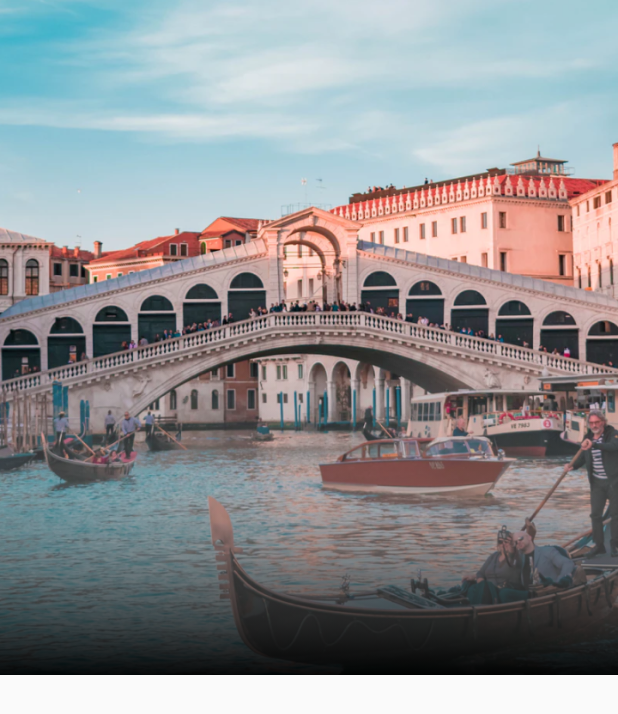
After one commit to chaedirdwiantara/airplaneFlutter, a Flutter app: the MainPage screen opened by its route, after a tap on "3.0", on a phone screen of 412 x 824 dp. The commit adds this screen. Shown: the top 714 px of the screen. Run offline on Flutter 3.47's test engine with Material 2 defaults, Android fonts, the phone set to English and light mode, and no system bars; our stand-ins replace google_fonts.

Commit message:
slicing detail page image section

```diff
--- /dev/null
+++ b/lib/ui/pages/detail_page.dart
@@ -0,0 +1,49 @@
+import 'package:airplane/shared/theme.dart';
+import 'package:flutter/material.dart';
+
+class DetailPage extends StatelessWidget {
+  const DetailPage({Key? key}) : super(key: key);
+
+  @override
+  Widget build(BuildContext context) {
+    Widget backgroundImage() {
+      return Container(
+        width: double.infinity,
+        height: 450,
+        decoration: const BoxDecoration(
+          image: DecorationImage(
+            fit: BoxFit.cover,
+            image: AssetImage('assets/image_destination1.png'),
+          ),
+        ),
+      );
+    }
+
+    Widget customShadow() {
+      return Container(
+        width: double.infinity,
+        height: 214,
+        margin: const EdgeInsets.only(top: 236),
+        decoration: BoxDecoration(
+          gradient: LinearGradient(
+              begin: Alignment.topCenter,
+              end: Alignment.bottomCenter,
+              colors: [
+                kWhiteColor.withOpacity(0),
+                Colors.black.withOpacity(0.95),
+              ]),
+        ),
+      );
+    }
+
+    return Scaffold(
+      backgroundColor: kBackgroundColor,
+      body: Stack(
+        children: [
+          backgroundImage(),
+          customShadow(),
+        ],
+      ),
+    );
+  }
+}
--- a/lib/ui/widgets/destination_card.dart
+++ b/lib/ui/widgets/destination_card.dart
@@ -1,4 +1,5 @@
 import 'package:airplane/shared/theme.dart';
+import 'package:airplane/ui/pages/detail_page.dart';
 import 'package:flutter/material.dart';
 
 class DestinationCard extends StatelessWidget {
@@ -17,7 +18,16 @@ class DestinationCard extends StatelessWidget {
 
   @override
   Widget build(BuildContext context) {
-    return Container(
+    return GestureDetector(
+      onTap: () {
+        Navigator.push(
+          context,
+          MaterialPageRoute(
+            builder: (context) => const DetailPage(),
+          ),
+        );
+      },
+      child: Container(
         width: 200,
         height: 323,
         margin: EdgeInsets.only(
@@ -82,8 +92,8 @@ class DestinationCard extends StatelessWidget {
                 children: [
                   Text(
                     name,
-                  style:
-                      blackTextStyle.copyWith(fontSize: 18, fontWeight: medium),
+                    style: blackTextStyle.copyWith(
+                        fontSize: 18, fontWeight: medium),
                   ),
                   const SizedBox(
                     height: 5,
@@ -97,6 +107,7 @@ class DestinationCard extends StatelessWidget {
             )
           ],
         ),
+      ),
     );
   }
 }
```
Lines whose indentation alone changed are shown as unchanged.
